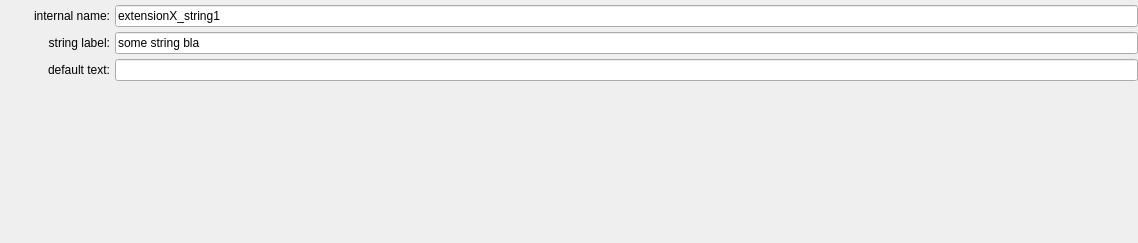
Old version of the form ui/a2ctrl/string_edit.ui in the repository ewerybody/a2.
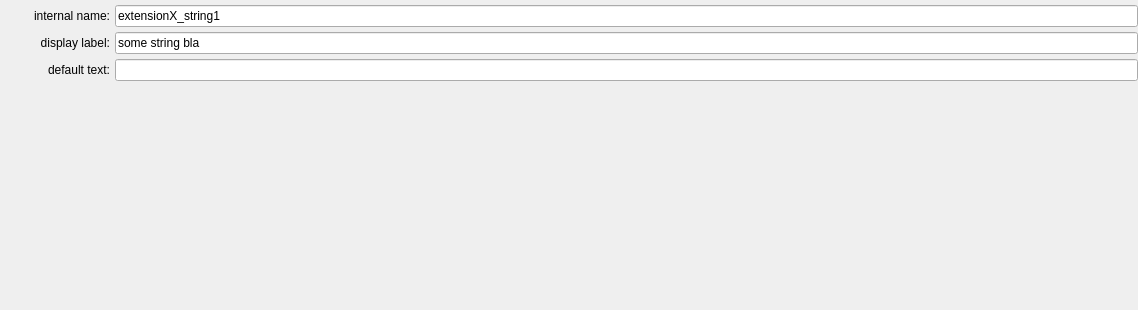
New version of the form.

Diff of the .ui file:
```diff
--- a/ui/a2ctrl/string_edit.ui
+++ b/ui/a2ctrl/string_edit.ui
@@ -7,7 +7,7 @@
     <x>0</x>
     <y>0</y>
     <width>1138</width>
-    <height>243</height>
+    <height>310</height>
    </rect>
   </property>
   <property name="windowTitle">
@@ -46,7 +46,7 @@
         </size>
        </property>
        <property name="text">
-        <string>string label:</string>
+        <string>display label:</string>
        </property>
        <property name="alignment">
         <set>Qt::AlignRight|Qt::AlignTrailing|Qt::AlignVCenter</set>
```
Left out of the diff: 4 changed lines with no effect on the pictures.
